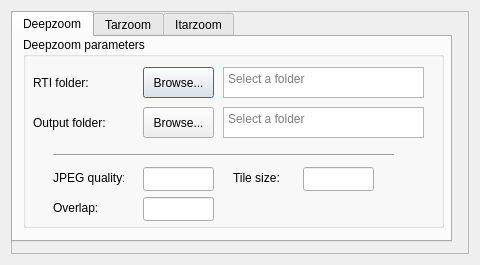
Before: the Qt Designer form relight/zoomdialog.ui in cnr-isti-vclab/relight, drawn with Qt 5.
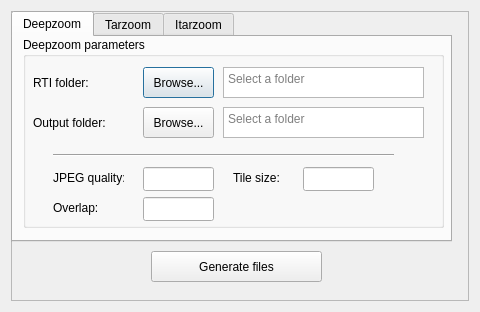
After: the same form once the commit is applied.

Commit message: Finished basic UI, started binding events

The edit to the form file:
```diff
--- a/relight/zoomdialog.ui
+++ b/relight/zoomdialog.ui
@@ -7,7 +7,7 @@
     <x>0</x>
     <y>0</y>
     <width>480</width>
-    <height>265</height>
+    <height>312</height>
    </rect>
   </property>
   <property name="sizePolicy">
@@ -420,6 +420,19 @@
          </attribute>
         </widget>
        </widget>
+       <widget class="QPushButton" name="buttonConfirm">
+        <property name="geometry">
+         <rect>
+          <x>140</x>
+          <y>240</y>
+          <width>171</width>
+          <height>31</height>
+         </rect>
+        </property>
+        <property name="text">
+         <string>Generate files</string>
+        </property>
+       </widget>
       </widget>
      </item>
     </layout>
```
Left out of the diff: 35 changed lines with no effect on the pictures. The commit also changes 2 other files.
